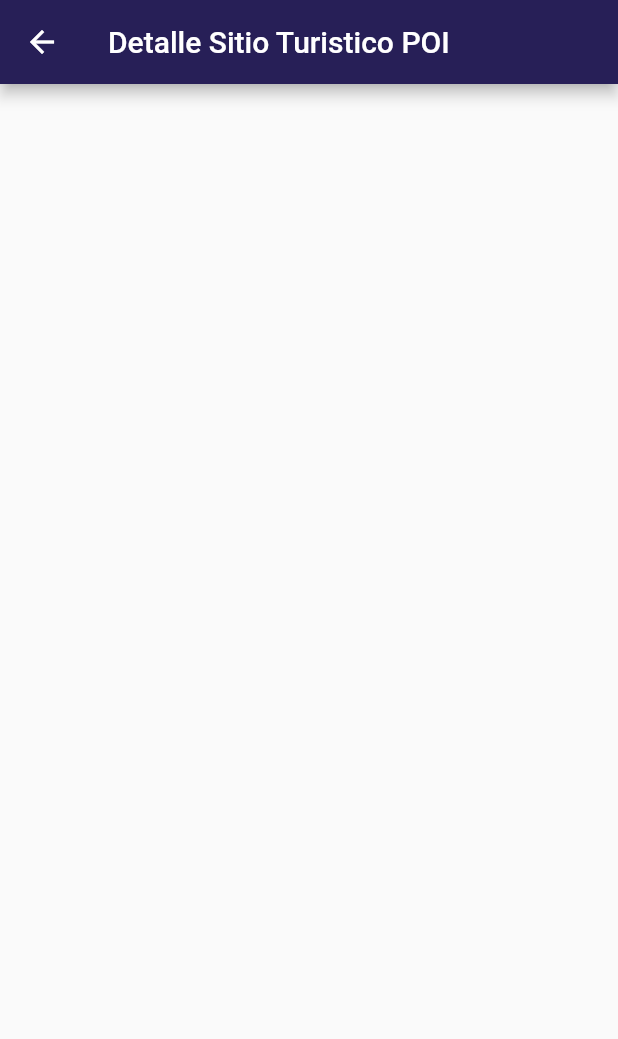
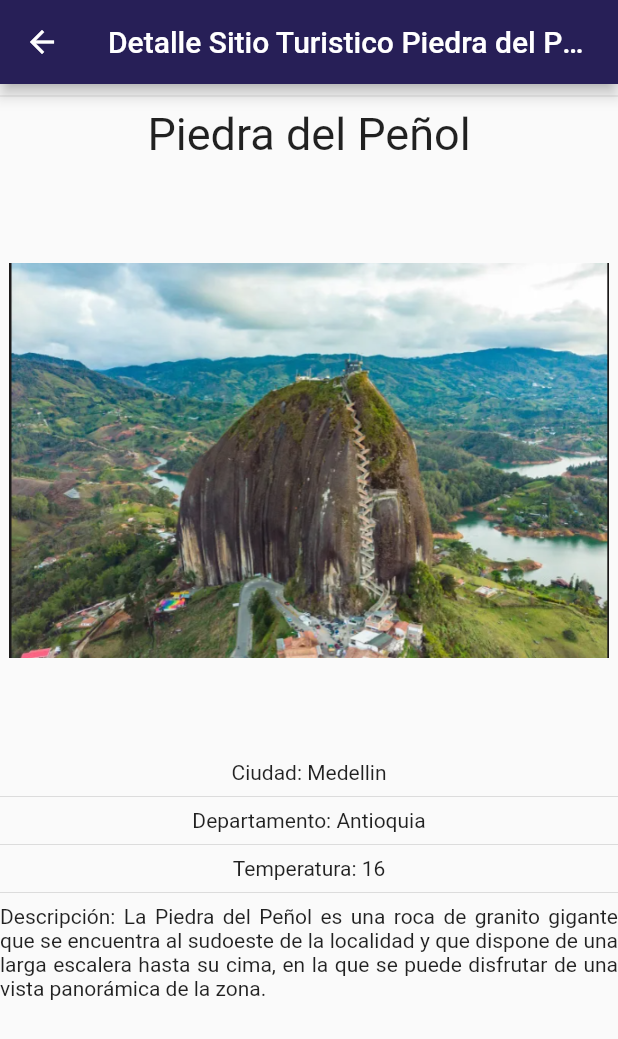
Before and after one commit to fvillate22/MovilSoft, a Flutter app: the InfoPage screen opened by its route, on a phone screen of 412 x 824 dp. Shown: the top 1039 px of the screen. Run offline on Flutter 3.47's test engine with Material 2 defaults, Android fonts, the light colour scheme and no system bars.

Commit message:
pantalla detalle info

```diff
--- a/lib/src/login/info_page.dart
+++ b/lib/src/login/info_page.dart
@@ -14,10 +14,45 @@ class _InfoPageState extends State<InfoPage> {
   @override
   Widget build(BuildContext context) {
     return Scaffold(
-         appBar: AppBar(
-        title: Text("Detalle Sitio Turistico POI"),
+        appBar: AppBar(
+        title: Text("Detalle Sitio Turistico Piedra del Peñol"),
         backgroundColor: MyColors.primaryColor,
       ),
+      body: Column(
+        children: [
+          Divider(),
+          Container(
+            alignment: Alignment.center,
+            child: Text(
+              "Piedra del Peñol",
+              style: TextStyle(fontSize: 30),
+              ),
+          ),
+          Container(
+            alignment: Alignment.center,
+            child: Image.asset(
+            'assets/img/guatape.png',
+            width: 400,
+            height: 400,
+            ),
+          ),
+          Container(
+            alignment: Alignment.center,
+            child: Column(
+              children: const<Widget>[
+                  Text("Ciudad: Medellin", textAlign: TextAlign.justify),
+                  Divider(),
+                  Text("Departamento: Antioquia", textAlign: TextAlign.justify,),
+                  Divider(),
+                  Text("Temperatura: 16", textAlign: TextAlign.justify,),
+                  Divider(),
+                  Text("Descripción: La Piedra del Peñol es una roca de granito gigante que se encuentra al sudoeste de la localidad y que dispone de una larga escalera hasta su cima, en la que se puede disfrutar de una vista panorámica de la zona.", textAlign: TextAlign.justify,)
+              ],
+            ),
+
+          ),
+        ],
+      )
 
     );
   }
```
Also changed, not shown: assets/img/guatape.png (added), lib/src/login/login_page.dart (indentation only), lib/src/login/registro_page.dart (indentation only).
